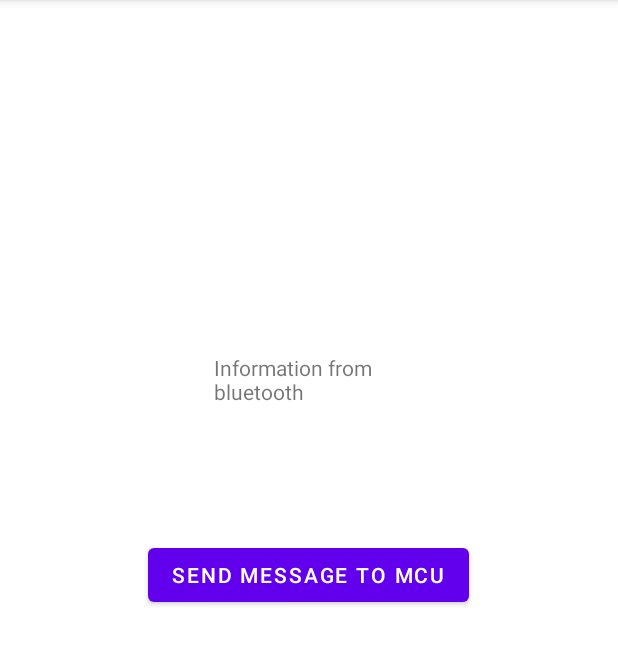
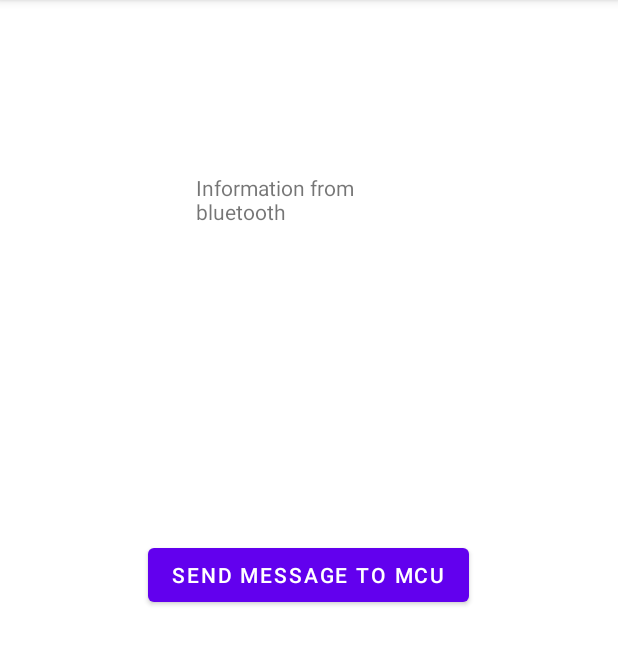
Before and after one commit to michaelromero128/bluetoothMCU, an Android app: the getDevices screen opened directly, with no data from a screen before it, after a tap on "SEND MESSAGE TO MCU", on a phone screen of 412 x 824 dp, the part 84-749 px from its top. Run offline under Robolectric (Android 15) with nearby library versions, the phone set to English and light mode, and no system bars; libraries missing offline, so code that uses them is left out: com.vmadalin.easypermissions.

Commit message:
added send from app and arduino code

```diff
--- a/blueToothMCU/app/src/main/java/com/example/bluetoothmcu/myViewModel.kt
+++ b/blueToothMCU/app/src/main/java/com/example/bluetoothmcu/myViewModel.kt
@@ -63,8 +63,12 @@ class myViewModel: ViewModel() {
     }
     fun send(string:String,textView:TextView){
         viewModelScope.launch(Dispatchers.IO){
-            while(true){
-
+            try{
+                val out = string.padEnd(15,('\t')).encodeToByteArray()
+                var mmOutStream = socket?.outputStream
+                mmOutStream?.write(out)
+            }catch(e: IOException){
+                Log.i("CUSTOMA", "write failed");
             }
         }
     }
--- a/blueToothMCU/app/src/main/res/layout/activity_get_devices.xml
+++ b/blueToothMCU/app/src/main/res/layout/activity_get_devices.xml
@@ -22,8 +22,8 @@
         android:id="@+id/tvResponse"
         android:layout_width="124dp"
         android:layout_height="56dp"
-        android:layout_marginStart="44dp"
-        android:layout_marginBottom="68dp"
+        android:layout_marginStart="32dp"
+        android:layout_marginBottom="188dp"
         android:text="TextView"
         app:layout_constraintBottom_toTopOf="@+id/button"
         app:layout_constraintStart_toStartOf="@+id/button" />
```
Also changed, not shown: 1 other file.
